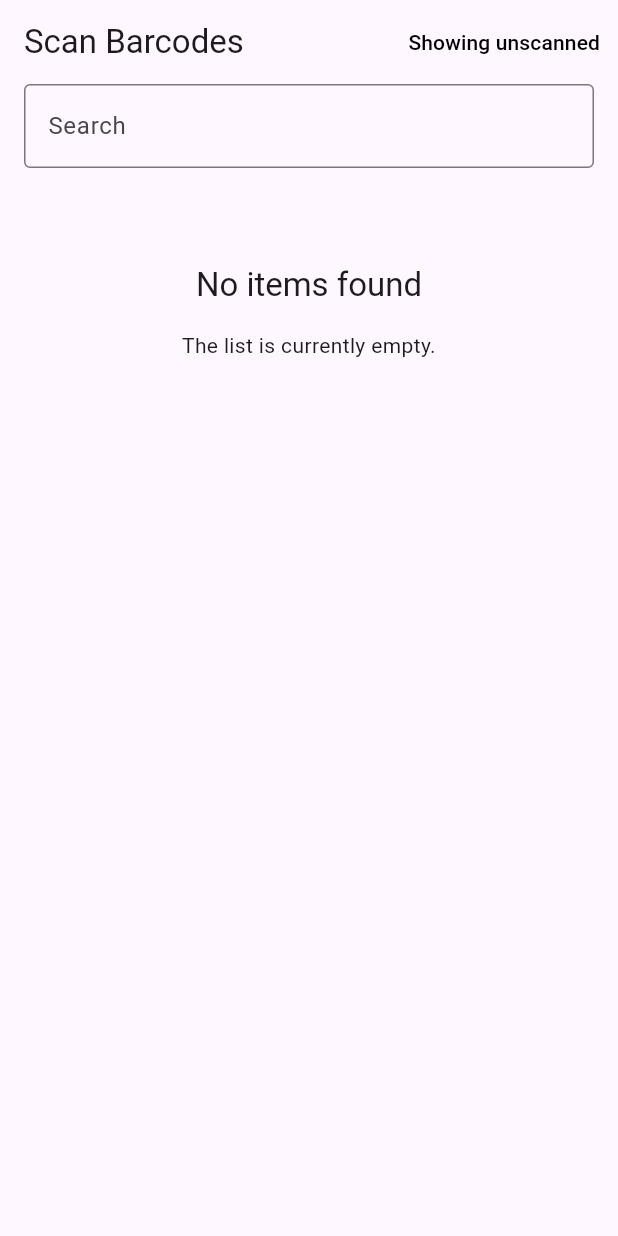
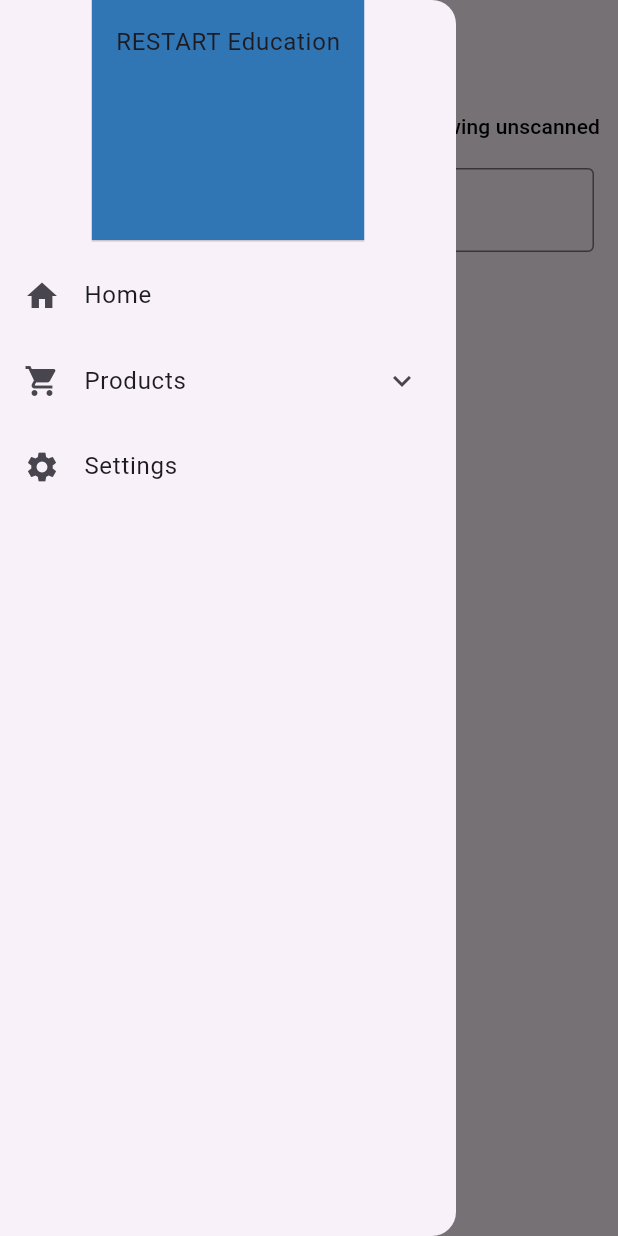
Before and after one commit to rxalimurad/RestartBarCodeScanner, a Flutter app: the screen it shows after launch, with the side drawer open (before the commit the screen has no drawer), on a phone screen of 412 x 824 dp. Run offline on Flutter 3.47's test engine with Material 3 defaults, Android fonts, the phone set to English and light mode, and no system bars; our stand-ins replace cached_network_image, fluttertoast, get, infinite_scroll_pagination; missing offline and left inert: mongo_dart, simple_barcode_scanner.

Commit message:
Update HomeScreen.dart

```diff
--- a/lib/HomeScreen.dart
+++ b/lib/HomeScreen.dart
@@ -3,14 +3,84 @@
 import 'ScanScreen.dart';
 
 class MyHomePage extends StatelessWidget {
+  final List<Map<String, dynamic>> menuItems = [
+    {
+      'title': 'Home',
+      'icon': Icons.home,
+      'route': '/',
+    },
+    {
+      'title': 'Products',
+      'icon': Icons.shopping_cart,
+      'submenu': [
+        {'title': 'Electronics', 'route': '/electronics'},
+        {'title': 'Clothing', 'route': '/clothing'},
+        {'title': 'Books', 'route': '/books'},
+      ],
+    },
+    {
+      'title': 'Settings',
+      'icon': Icons.settings,
+      'route': '/settings',
+    },
+  ];
   @override
   Widget build(BuildContext context) {
     return DefaultTabController(
       length: 2,
       child: Scaffold(
+        appBar: AppBar(
+          title: Row(
+            children: [
+              Text('RESTART', style: TextStyle(color: Color(0xFFC00000))),
+              Text(' Education', style: TextStyle(color: Color(0xFF3076B5)))
+            ],
+          ),
+        ),
         backgroundColor: Colors.white,
         body: SafeArea(child: ScanScreen()),
+        drawer: Drawer(
+            child: Column(
+          children: [
+            DrawerHeader(
+              child: Text('RESTART Education'),
+              decoration: BoxDecoration(color: Color(0xFF3076B5)),
+            ),
+            Expanded(
+              child: ListView(
+                children: [
+                  ...menuItems
+                      .map((item) => item['submenu'] == null
+                          ? ListTile(
+                              title: Text(item['title']!),
+                              leading: Icon(item['icon']!),
+                              onTap: () {
+                                // Navigator.pushNamed(context, item['route']);
+                              },
+                            )
+                          : ExpansionTile(
+                              title: Text(item['title']!),
+                              leading: Icon(item['icon']!),
+                              children: _buildSubmenu(item['submenu']),
+                            ))
+                      .toList(),
+                ],
+              ),
+            ),
+          ],
+        )),
       ),
     );
   }
+
+  List<Widget> _buildSubmenu(List<Map<String, String>> submenuItems) {
+    return submenuItems
+        .map((item) => ListTile(
+              title: Text(item['title']!),
+              onTap: () {
+                // Navigator.pushNamed(context, item['route']);
+              },
+            ))
+        .toList();
+  }
 }
```
